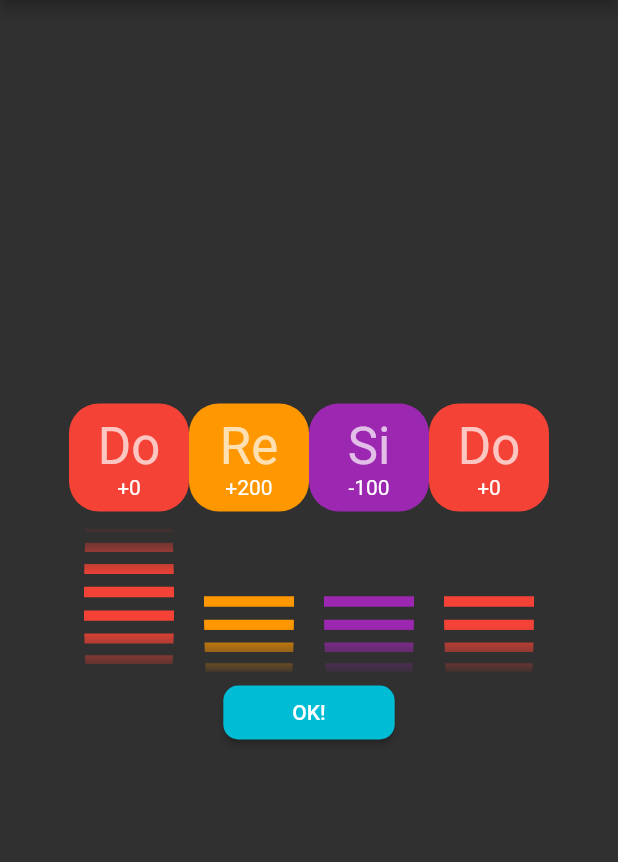
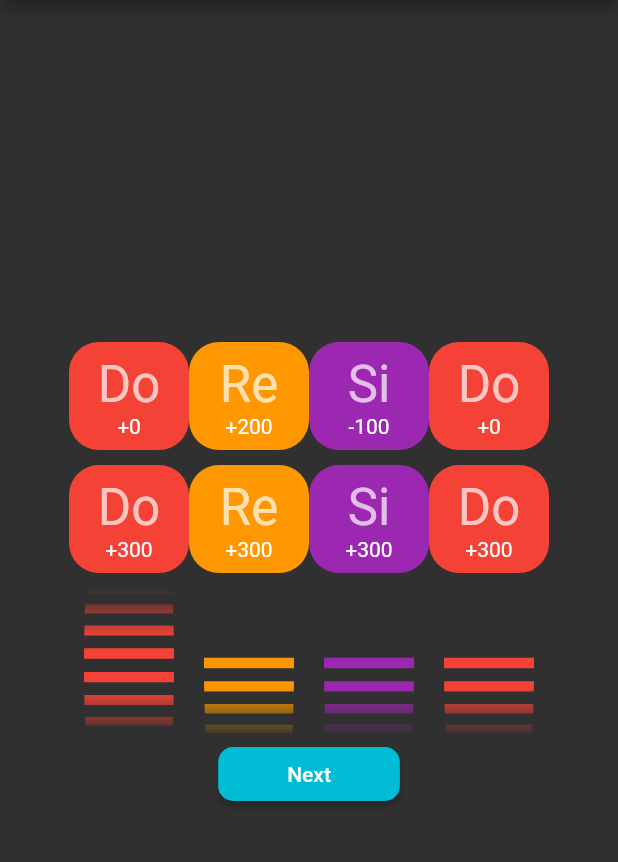
Before and after one commit to agajo/relative-pitch-adjuster, a Flutter app: the screen it shows after launch, scrolled down 576 dp, after a tap on "OK!", on a phone screen of 412 x 824 dp, the part 84-946 px from its top. Run offline on Flutter 3.47's test engine with Material 2 defaults, Android fonts, the phone set to English and light mode, and no system bars.

Commit message:
making answer result view WIP

```diff
--- /dev/null
+++ b/lib/game_view.dart
@@ -0,0 +1,76 @@
+import 'package:flutter/material.dart';
+import 'package:provider/provider.dart';
+import 'package:relative_pitch_adjuster/question_note.dart';
+import 'package:relative_pitch_adjuster/solfege_constants.dart';
+
+class GameView extends StatelessWidget {
+  const GameView({
+    Key key,
+  }) : super(key: key);
+
+  @override
+  Widget build(BuildContext context) {
+    return ChangeNotifierProvider(
+      create: (context) => AnswerNotifier(),
+      child: Center(
+        child: Column(
+          mainAxisAlignment: MainAxisAlignment.center,
+          children: [
+            Row(
+                mainAxisAlignment: MainAxisAlignment.center,
+                children: const <Widget>[
+                  QuestionNote(relative: Relative.Do4),
+                  QuestionNote(relative: Relative.Re4),
+                  QuestionNote(relative: Relative.Si3),
+                  QuestionNote(relative: Relative.Do4),
+                ]),
+            const OkNextButton(),
+          ],
+        ),
+      ),
+    );
+  }
+}
+
+class OkNextButton extends StatelessWidget {
+  const OkNextButton({
+    Key key,
+  }) : super(key: key);
+
+  @override
+  Widget build(BuildContext context) {
+    return RaisedButton(
+      color: Theme.of(context).buttonColor,
+      shape: RoundedRectangleBorder(borderRadius: BorderRadius.circular(10)),
+      child: Padding(
+        padding:
+            const EdgeInsets.only(right: 30, left: 30, top: 10, bottom: 10),
+        child: Provider.of<AnswerNotifier>(context).didAnswer
+            ? const Text('Next')
+            : const Text('OK!'),
+      ),
+      onPressed: () {
+        if (Provider.of<AnswerNotifier>(context).didAnswer) {
+          Provider.of<AnswerNotifier>(context).next();
+        } else {
+          Provider.of<AnswerNotifier>(context).answer();
+        }
+      },
+    );
+  }
+}
+
+class AnswerNotifier extends ChangeNotifier {
+  bool _didAnswer = false;
+  bool get didAnswer => _didAnswer;
+
+  void answer() {
+    _didAnswer = true;
+    notifyListeners();
+  }
+
+  void next() {
+    _didAnswer = false;
+    notifyListeners();
+  }
+}
--- a/lib/main.dart
+++ b/lib/main.dart
@@ -1,6 +1,5 @@
 import 'package:flutter/material.dart';
-import 'package:relative_pitch_adjuster/question_note.dart';
-import 'package:relative_pitch_adjuster/solfege_constants.dart';
+import 'package:relative_pitch_adjuster/game_view.dart';
 
 void main() => runApp(MyMaterial(home: MyHome()));
 
@@ -23,32 +22,7 @@ class MyHome extends StatelessWidget {
   Widget build(BuildContext context) {
     return Scaffold(
       appBar: AppBar(title: const Text('Relative Pitch Adjuster')),
-      body: Center(
-        child: Column(
-          mainAxisAlignment: MainAxisAlignment.center,
-          children: [
-            Row(
-                mainAxisAlignment: MainAxisAlignment.center,
-                children: const <Widget>[
-                  QuestionNote(relative: Relative.Do4),
-                  QuestionNote(relative: Relative.Re4),
-                  QuestionNote(relative: Relative.Si3),
-                  QuestionNote(relative: Relative.Do4),
-                ]),
-            RaisedButton(
-              color: Theme.of(context).buttonColor,
-              shape: RoundedRectangleBorder(
-                  borderRadius: BorderRadius.circular(10)),
-              child: const Padding(
-                padding:
-                    EdgeInsets.only(right: 30, left: 30, top: 10, bottom: 10),
-                child: Text('OK!'),
-              ),
-              onPressed: () {},
-            ),
-          ],
-        ),
-      ),
+      body: const GameView(),
     );
   }
 }
--- a/lib/note_container.dart
+++ b/lib/note_container.dart
@@ -2,15 +2,24 @@ import 'package:flutter/material.dart';
 import 'package:relative_pitch_adjuster/solfege_constants.dart';
 
 class NoteContainer extends StatelessWidget {
-  NoteContainer({@required Relative relative})
-      : note = Note.fromRelative(relative);
+  NoteContainer(
+      {@required Relative relative, int cent, bool isActive, bool showsCent})
+      : note = Note.fromRelative(relative),
+        _cent = cent ?? Note.fromRelative(relative).cent,
+        _isActive = isActive ?? true,
+        _showsCent = showsCent ?? true;
   final Note note;
+  final int _cent;
+  final bool _isActive;
+  final bool _showsCent;
   @override
   Widget build(BuildContext context) {
     return Container(
       width: 80,
       decoration: BoxDecoration(
-          color: note.solfege.color, borderRadius: BorderRadius.circular(20)),
+        color: _isActive ? note.solfege.color : Colors.grey,
+        borderRadius: BorderRadius.circular(20),
+      ),
       child: Padding(
         padding: const EdgeInsets.all(8),
         child: Column(children: [
@@ -18,7 +27,9 @@ class NoteContainer extends StatelessWidget {
             note.solfege.name,
             style: Theme.of(context).textTheme.display1,
           ),
-          Text((note.cent >= 0 ? '+' : '') + note.cent.toString()),
+          _showsCent
+              ? Text((_cent >= 0 ? '+' : '') + _cent.toString())
+              : const Text(''),
         ]),
       ),
     );
--- a/lib/question_note.dart
+++ b/lib/question_note.dart
@@ -1,4 +1,6 @@
 import 'package:flutter/material.dart';
+import 'package:provider/provider.dart';
+import 'package:relative_pitch_adjuster/game_view.dart';
 import 'package:relative_pitch_adjuster/note_container.dart';
 import 'package:relative_pitch_adjuster/solfege_constants.dart';
 
@@ -9,7 +11,16 @@ class QuestionNote extends StatelessWidget {
   Widget build(BuildContext context) {
     return Column(
       children: <Widget>[
-        NoteContainer(relative: _relative),
+        NoteContainer(
+          relative: _relative,
+          isActive: Provider.of<AnswerNotifier>(context).didAnswer,
+        ),
+        const SizedBox(height: 10),
+        NoteContainer(
+          relative: _relative,
+          showsCent: Provider.of<AnswerNotifier>(context).didAnswer,
+          cent: 300,
+        ),
         Padding(
           padding: const EdgeInsets.only(top: 10),
           child: ShaderMask(
--- a/pubspec.yaml
+++ b/pubspec.yaml
@@ -23,6 +23,7 @@ dependencies:
   # The following adds the Cupertino Icons font to your application.
   # Use with the CupertinoIcons class for iOS style icons.
   cupertino_icons: ^0.1.2
+  provider: ^4.0.1
 
 dev_dependencies:
   flutter_test:
```
Also changed, not shown: pubspec.lock, 1 other file.
